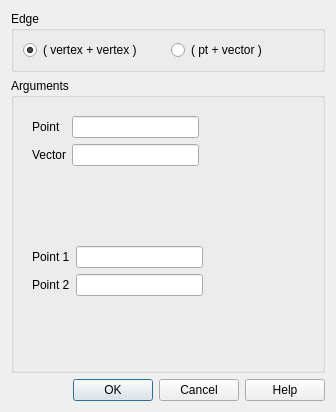
Old version of the form src/HEXABLOCKGUI/Edge_QTD.ui in the repository SalomePlatform/hexablock.
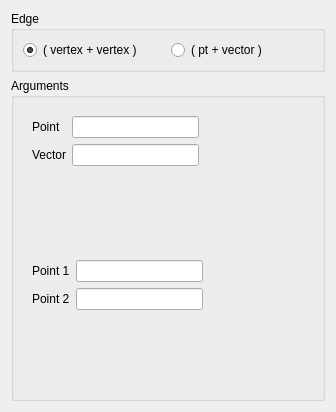
New version of the form.

Commit message: fixed : selection model added : highlight on propagation's edges 	apply button on dialog panel updated : association menu, object brower's name, menu always showing, ...

Diff of the .ui file:
```diff
--- a/src/HEXABLOCKGUI/Edge_QTD.ui
+++ b/src/HEXABLOCKGUI/Edge_QTD.ui
@@ -156,16 +156,6 @@
      </layout>
     </widget>
    </item>
-   <item>
-    <widget class="QDialogButtonBox" name="buttonBox">
-     <property name="orientation">
-      <enum>Qt::Horizontal</enum>
-     </property>
-     <property name="standardButtons">
-      <set>QDialogButtonBox::Cancel|QDialogButtonBox::Help|QDialogButtonBox::Ok</set>
-     </property>
-    </widget>
-   </item>
   </layout>
  </widget>
  <resources/>
```
Left out of the diff: 32 changed lines with no effect on the pictures. The commit also changes 37 other files.
